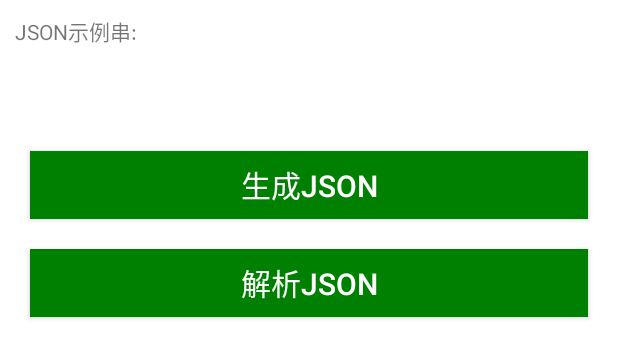
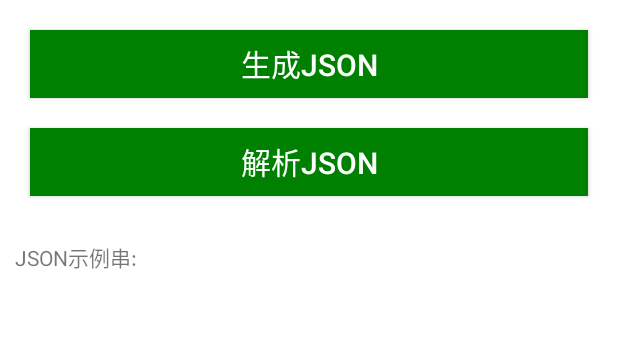
Before and after one commit to bitxx/android-common-library, an Android app: the layout activity_json.xml on its own in the app's theme, with its tools: preview values and no code run, on a phone screen of 412 x 824 dp. Shown: the top 358 px of the screen. Run offline under Robolectric (Android 15) with nearby library versions, the phone set to English and light mode, and no system bars.

Commit message:
JSON原生生成与解析

```diff
--- a/app/src/main/java/com/wj/demo/ui/activity/JsonActivity.java
+++ b/app/src/main/java/com/wj/demo/ui/activity/JsonActivity.java
@@ -1,9 +1,7 @@
 package com.wj.demo.ui.activity;
 
-import android.app.Dialog;
 import android.content.DialogInterface;
 import android.os.Bundle;
-import android.util.Log;
 import android.view.View;
 import android.widget.Button;
 import android.widget.TextView;
--- a/app/src/main/res/layout/activity_json.xml
+++ b/app/src/main/res/layout/activity_json.xml
@@ -11,18 +11,6 @@
             android:layout_width="match_parent"
             android:layout_height="match_parent"
             android:orientation="vertical">
-
-            <TextView
-                android:layout_width="wrap_content"
-                android:layout_height="wrap_content"
-                android:padding="10dp"
-                android:text="JSON示例串:" />
-
-            <TextView
-                android:id="@+id/tv_json"
-                android:layout_width="match_parent"
-                android:layout_height="wrap_content"
-                android:padding="10dp" />
 
             <Button
                 android:id="@+id/bt_create"
@@ -40,15 +28,27 @@
                 android:id="@+id/bt_resolve"
                 android:layout_width="match_parent"
                 android:layout_height="45dp"
+                android:layout_marginBottom="20dp"
                 android:layout_marginLeft="20dp"
                 android:layout_marginRight="20dp"
                 android:layout_marginTop="20dp"
                 android:background="@drawable/bt_select_1"
                 android:text="解析JSON"
                 android:textColor="@color/white"
-                android:textSize="20sp"
-                android:layout_marginBottom="20dp"
-                />
+                android:textSize="20sp" />
+
+            <TextView
+                android:layout_width="wrap_content"
+                android:layout_height="wrap_content"
+                android:padding="10dp"
+                android:text="JSON示例串:" />
+
+            <TextView
+                android:id="@+id/tv_json"
+                android:layout_width="match_parent"
+                android:layout_height="wrap_content"
+                android:padding="10dp" />
+
         </LinearLayout>
     </ScrollView>
 </LinearLayout>
```
